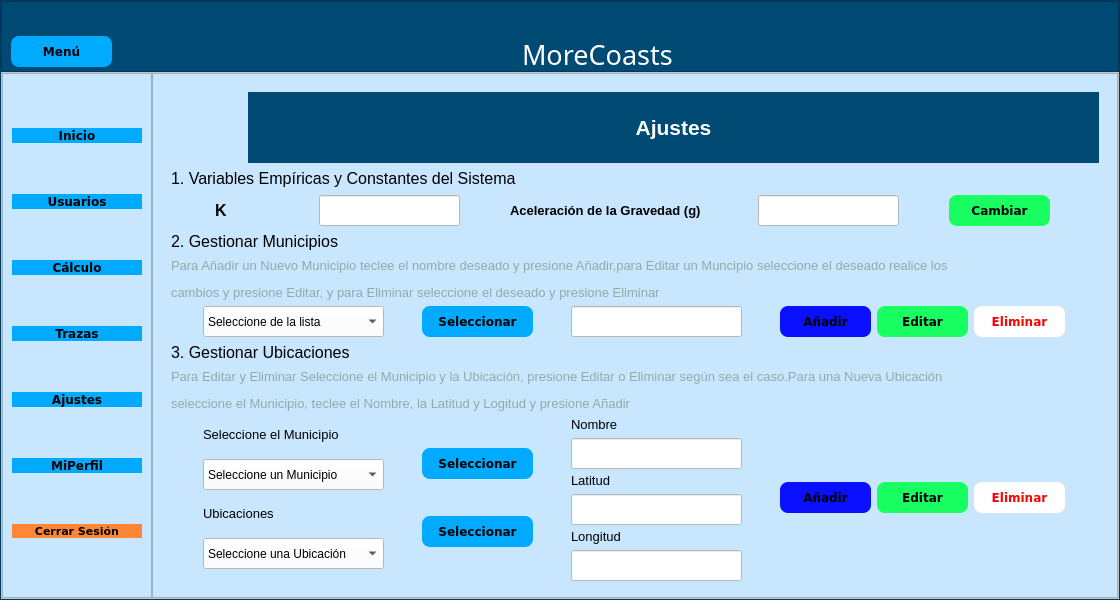
dariel-cabrera/SGCTS-GeoCuba-pyqt, file gui/principal.ui: the form before one commit.
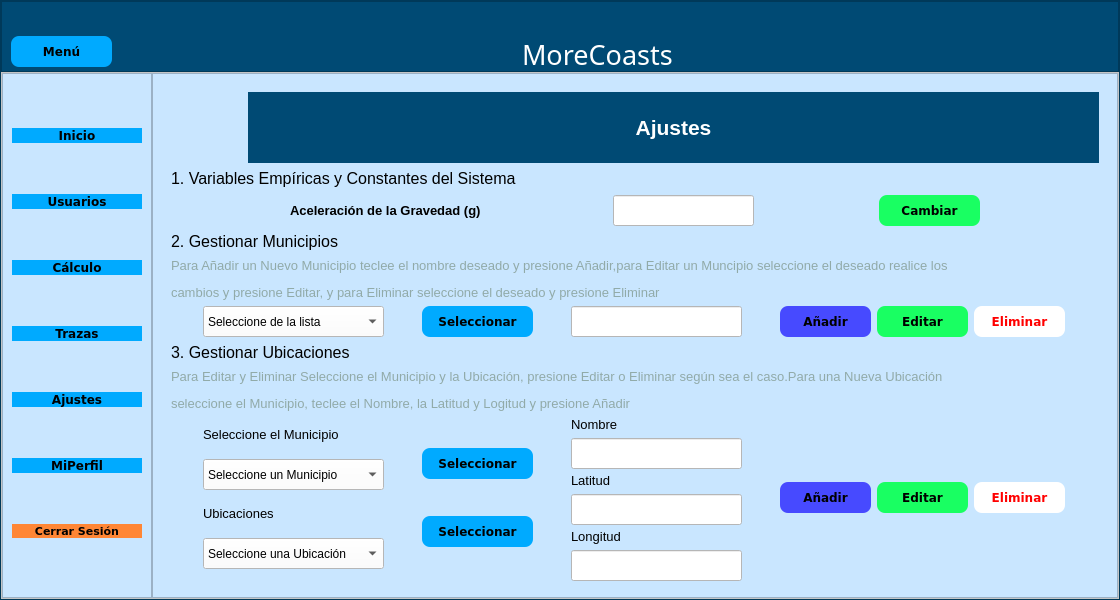
The form after the commit. The open tabs and pages were chosen to show the change. Icons and pictures are not drawn.

```diff
--- a/gui/principal.ui
+++ b/gui/principal.ui
@@ -2303,44 +2303,6 @@
                  </item>
                  <item>
                   <layout class="QHBoxLayout" name="horizontalLayout_17">
-                   <item>
-                    <widget class="QLabel" name="label_12">
-                     <property name="minimumSize">
-                      <size>
-                       <width>54</width>
-                       <height>31</height>
-                      </size>
-                     </property>
-                     <property name="maximumSize">
-                      <size>
-                       <width>54</width>
-                       <height>31</height>
-                      </size>
-                     </property>
-                     <property name="text">
-                      <string>&lt;html&gt;&lt;head/&gt;&lt;body&gt;&lt;p&gt;&lt;span style=&quot; font-size:12pt; font-weight:600;&quot;&gt;K&lt;/span&gt;&lt;/p&gt;&lt;/body&gt;&lt;/html&gt;</string>
-                     </property>
-                    </widget>
-                   </item>
-                   <item>
-                    <widget class="QLineEdit" name="lineEdit_K">
-                     <property name="minimumSize">
-                      <size>
-                       <width>141</width>
-                       <height>31</height>
-                      </size>
-                     </property>
-                     <property name="maximumSize">
-                      <size>
-                       <width>141</width>
-                       <height>31</height>
-                      </size>
-                     </property>
-                     <property name="styleSheet">
-                      <string notr="true">background-color: rgb(255, 255, 255);</string>
-                     </property>
-                    </widget>
-                   </item>
                    <item>
                     <widget class="QLabel" name="label_14">
                      <property name="minimumSize">
@@ -2598,7 +2560,7 @@
                        </property>
                        <property name="styleSheet">
                         <string notr="true">QPushButton{
-background-color: rgb(11, 15, 255);
+background-color: rgb(71, 74, 255);
 color: rgb(0, 0, 0);
 border-radius:8px;
 }
@@ -3071,7 +3033,7 @@
                        </property>
                        <property name="styleSheet">
                         <string notr="true">QPushButton{
-background-color: rgb(11, 15, 255);
+background-color: rgb(71, 74, 255);
 color: rgb(0, 0, 0);
 border-radius:8px;
 }
```
Left out of the diff: 31 changed lines with no effect on the pictures.
